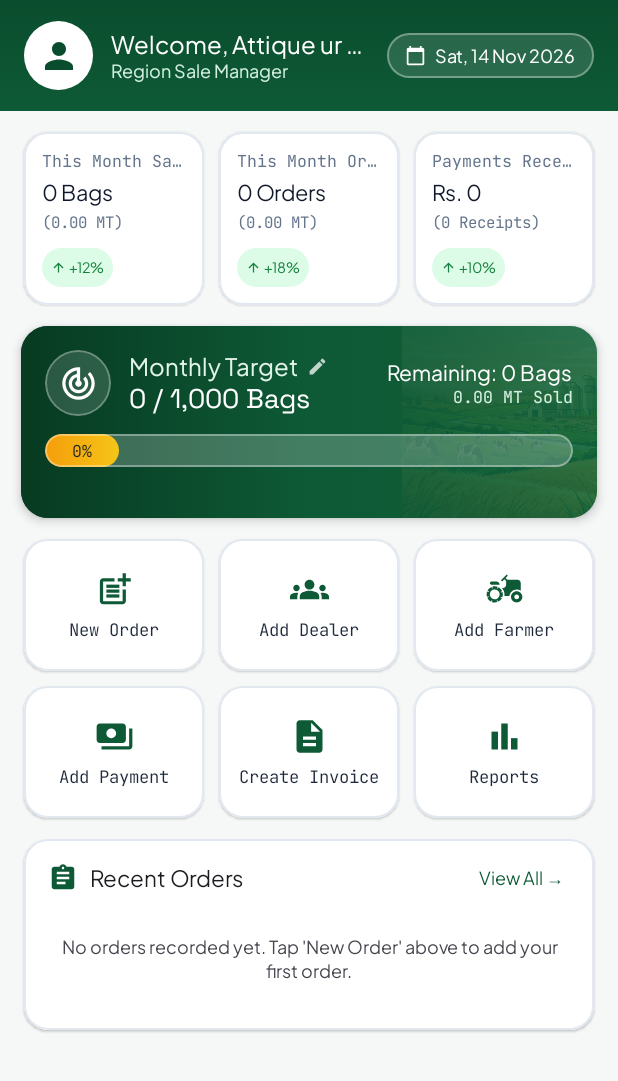
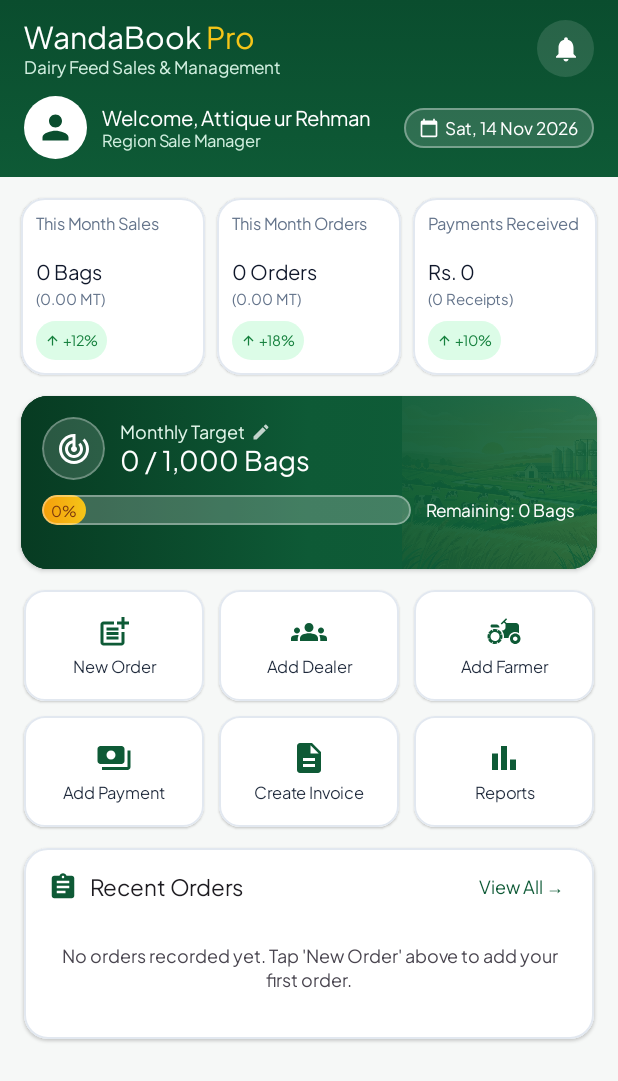
Before and after one commit to LucasAtiq/Dairy-Feed-Sale-App, an Android app built with Jetpack Compose: the composable DashboardScreen shown on its own in the app's theme, on a phone screen of 412 x 824 dp. Shown: the top 1081 px of the screen. Run offline under Robolectric (Android 15) with nearby library versions, the phone set to English and light mode, and no system bars; our stand-ins replace Room's generated code.

Commit message:
fix(ui): make Dashboard responsive across all phone screens and match clean concept

```diff
--- a/app/src/main/java/com/example/MainActivity.kt
+++ b/app/src/main/java/com/example/MainActivity.kt
@@ -113,7 +113,8 @@ fun DairyFeedAppRoot(
     Scaffold(
         modifier = Modifier.fillMaxSize(),
         topBar = {
-            TopAppBar(
+            if (uiState.activeTab != PrimaryTab.DASHBOARD) {
+                TopAppBar(
                 title = {
                     Row(
                         verticalAlignment = Alignment.CenterVertically,
@@ -228,7 +229,8 @@ fun DairyFeedAppRoot(
                     actionIconContentColor = Color.White
                 )
             )
-        },
+        }
+    },
         bottomBar = {
             WandaBookBottomNavigationBar(
                 uiState = uiState,
--- a/app/src/main/java/com/example/ui/DashboardScreen.kt
+++ b/app/src/main/java/com/example/ui/DashboardScreen.kt
@@ -27,10 +27,13 @@ import androidx.compose.ui.graphics.vector.ImageVector
 import androidx.compose.ui.layout.ContentScale
 import androidx.compose.ui.platform.testTag
 import androidx.compose.ui.res.painterResource
+import androidx.compose.ui.text.SpanStyle
+import androidx.compose.ui.text.buildAnnotatedString
 import androidx.compose.ui.text.font.FontWeight
 import androidx.compose.ui.text.input.KeyboardType
 import androidx.compose.ui.text.style.TextAlign
 import androidx.compose.ui.text.style.TextOverflow
+import androidx.compose.ui.text.withStyle
 import androidx.compose.ui.unit.dp
 import androidx.compose.ui.unit.sp
 import com.example.R
@@ -90,7 +93,7 @@ fun DashboardScreen(
         contentPadding = PaddingValues(bottom = 24.dp),
         verticalArrangement = Arrangement.spacedBy(14.dp)
     ) {
-        // 1 & 2. WELCOME SECTION + DYNAMIC DATE BANNER
+        // 1 & 2. UNIFIED BRAND HEADER + USER PROFILE + DATE BANNER (Matching ChatGPT Screen 1)
         item {
             Box(
                 modifier = Modifier
@@ -100,8 +103,72 @@ fun DashboardScreen(
                             colors = listOf(DashDarkGreen, DashPrimaryGreen)
                         )
                     )
-                    .padding(horizontal = 16.dp, vertical = 14.dp)
+                    .statusBarsPadding()
+                    .padding(horizontal = 16.dp, vertical = 12.dp)
             ) {
+                Column(
+                    modifier = Modifier.fillMaxWidth(),
+                    verticalArrangement = Arrangement.spacedBy(12.dp)
+                ) {
+                    // Row 1: App Title + Subtitle + Notification Bell
+                    Row(
+                        modifier = Modifier.fillMaxWidth(),
+                        horizontalArrangement = Arrangement.SpaceBetween,
+                        verticalAlignment = Alignment.CenterVertically
+                    ) {
+                        Column {
+                            Text(
+                                text = buildAnnotatedString {
+                                    withStyle(SpanStyle(color = Color.White, fontWeight = FontWeight.Black)) {
+                                        append("WandaBook ")
+                                    }
+                                    withStyle(SpanStyle(color = DashGoldHighlight, fontWeight = FontWeight.Black)) {
+                                        append("Pro")
+                                    }
+                                },
+                                style = MaterialTheme.typography.titleLarge.copy(fontSize = 20.sp),
+                                maxLines = 1
+                            )
+                            Text(
+                                text = "Dairy Feed Sales & Management",
+                                style = MaterialTheme.typography.bodySmall.copy(fontSize = 11.5.sp),
+                                color = Color(0xFFD2EFE0),
+                                maxLines = 1
+                            )
+                        }
+
+                        // Notification Icon with Reminder Badge
+                        BadgedBox(
+                            badge = {
+                                if (uiState.smartReminders.isNotEmpty()) {
+                                    Badge(
+                                        containerColor = Color(0xFFE53935),
+                                        contentColor = Color.White
+                                    ) {
+                                        Text("${uiState.smartReminders.size}")
+                                    }
+                                }
+                            }
+                        ) {
+                            Box(
+                                modifier = Modifier
+                                    .size(38.dp)
+                                    .clip(CircleShape)
+                                    .background(Color.White.copy(alpha = 0.12f))
+                                    .clickable { viewModel.navigateToSubModule(SubModule.REMINDERS) },
+                                contentAlignment = Alignment.Center
+                            ) {
+                                Icon(
+                                    imageVector = Icons.Default.Notifications,
+                                    contentDescription = "Notifications",
+                                    tint = Color.White,
+                                    modifier = Modifier.size(20.dp)
+                                )
+                            }
+                        }
+                    }
+
+                    // Row 2: User Profile Info + Dynamic Date Chip
                     Row(
                         modifier = Modifier.fillMaxWidth(),
                         horizontalArrangement = Arrangement.SpaceBetween,
@@ -109,12 +176,12 @@ fun DashboardScreen(
                     ) {
                         Row(
                             verticalAlignment = Alignment.CenterVertically,
-                        horizontalArrangement = Arrangement.spacedBy(12.dp),
-                        modifier = Modifier.weight(1f)
+                            horizontalArrangement = Arrangement.spacedBy(10.dp),
+                            modifier = Modifier.weight(1f, fill = false)
                         ) {
                             Box(
                                 modifier = Modifier
-                                .size(46.dp)
+                                    .size(42.dp)
                                     .clip(CircleShape)
                                     .background(Color.White),
                                 contentAlignment = Alignment.Center
@@ -123,14 +190,15 @@ fun DashboardScreen(
                                     imageVector = Icons.Default.Person,
                                     contentDescription = "User Profile",
                                     tint = DashDarkGreen,
-                                modifier = Modifier.size(28.dp)
+                                    modifier = Modifier.size(26.dp)
                                 )
                             }
                             Column {
                                 Text(
                                     text = "Welcome, Attique ur Rehman",
-                                style = MaterialTheme.typography.titleMedium.copy(
-                                    fontWeight = FontWeight.Bold
+                                    style = MaterialTheme.typography.titleSmall.copy(
+                                        fontWeight = FontWeight.Bold,
+                                        fontSize = 13.5.sp
                                     ),
                                     color = Color.White,
                                     maxLines = 1,
@@ -138,7 +206,7 @@ fun DashboardScreen(
                                 )
                                 Text(
                                     text = "Region Sale Manager",
-                                style = MaterialTheme.typography.bodySmall,
+                                    style = MaterialTheme.typography.bodySmall.copy(fontSize = 11.sp),
                                     color = Color(0xFFD2EFE0),
                                     maxLines = 1,
                                     overflow = TextOverflow.Ellipsis
@@ -146,34 +214,34 @@ fun DashboardScreen(
                             }
                         }
 
-                    Spacer(modifier = Modifier.width(8.dp))
+                        Spacer(modifier = Modifier.width(6.dp))
 
                         Surface(
-                        color = Color.White.copy(alpha = 0.12f),
+                            color = Color.White.copy(alpha = 0.14f),
                             shape = RoundedCornerShape(50),
-                        border = androidx.compose.foundation.BorderStroke(
-                            1.dp,
-                            Color.White.copy(alpha = 0.35f)
-                        )
+                            border = BorderStroke(1.dp, Color.White.copy(alpha = 0.35f))
                         ) {
                             Row(
-                            modifier = Modifier.padding(horizontal = 12.dp, vertical = 7.dp),
+                                modifier = Modifier.padding(horizontal = 10.dp, vertical = 6.dp),
                                 verticalAlignment = Alignment.CenterVertically,
-                            horizontalArrangement = Arrangement.spacedBy(6.dp)
+                                horizontalArrangement = Arrangement.spacedBy(4.dp)
                             ) {
                                 Icon(
                                     imageVector = Icons.Default.CalendarToday,
                                     contentDescription = "Current Date",
                                     tint = Color.White,
-                                modifier = Modifier.size(14.dp)
+                                    modifier = Modifier.size(13.dp)
                                 )
                                 Text(
                                     text = currentDeviceDateLabel,
                                     style = MaterialTheme.typography.labelMedium.copy(
-                                    fontWeight = FontWeight.SemiBold
+                                        fontWeight = FontWeight.SemiBold,
+                                        fontSize = 11.5.sp
                                     ),
-                                color = Color.White
+                                    color = Color.White,
+                                    maxLines = 1
                                 )
+                            }
                         }
                     }
                 }
@@ -185,8 +253,8 @@ fun DashboardScreen(
             Row(
                 modifier = Modifier
                     .fillMaxWidth()
-                    .padding(horizontal = 16.dp),
-                horizontalArrangement = Arrangement.spacedBy(10.dp)
+                    .padding(horizontal = 14.dp),
+                horizontalArrangement = Arrangement.spacedBy(8.dp)
             ) {
                 DashboardMainKpiCard(
                     title = "This Month Sales",
@@ -224,9 +292,10 @@ fun DashboardScreen(
             val progressPct = dash.achievementPercentBags.coerceIn(0.0, 100.0)
             val progressFraction = (progressPct / 100.0).toFloat().coerceIn(0f, 1f)
 
-            ElevatedCard(
+            Card(
                 shape = RoundedCornerShape(18.dp),
-                elevation = CardDefaults.elevatedCardElevation(defaultElevation = 4.dp),
+                elevation = CardDefaults.cardElevation(defaultElevation = 2.dp),
+                colors = CardDefaults.cardColors(containerColor = DashDeepGreen),
                 modifier = Modifier
                     .fillMaxWidth()
                     .padding(horizontal = 14.dp)
@@ -254,7 +323,7 @@ fun DashboardScreen(
                         modifier = Modifier
                             .align(Alignment.CenterEnd)
                             .width(130.dp)
-                            .height(128.dp)
+                            .height(115.dp)
                             .alpha(0.28f)
                     )
                     // Smooth gradient overlay to guarantee 100% crisp text contrast
@@ -275,22 +344,18 @@ fun DashboardScreen(
                     Column(
                         modifier = Modifier
                             .fillMaxWidth()
-                            .padding(16.dp),
-                        verticalArrangement = Arrangement.spacedBy(12.dp)
+                            .padding(14.dp),
+                        verticalArrangement = Arrangement.spacedBy(10.dp)
                     ) {
+                        // Row 1: Target Icon + "Monthly Target" & "50 / 1,000 Bags"
                         Row(
                             modifier = Modifier.fillMaxWidth(),
-                            horizontalArrangement = Arrangement.SpaceBetween,
-                            verticalAlignment = Alignment.CenterVertically
-                        ) {
-                            Row(
                             verticalAlignment = Alignment.CenterVertically,
-                                horizontalArrangement = Arrangement.spacedBy(12.dp),
-                                modifier = Modifier.weight(1f)
+                            horizontalArrangement = Arrangement.spacedBy(10.dp)
                         ) {
                             Box(
                                 modifier = Modifier
-                                        .size(44.dp)
+                                    .size(42.dp)
                                     .clip(CircleShape)
                                     .background(Color.White.copy(alpha = 0.14f))
                                     .border(1.dp, Color.White.copy(alpha = 0.3f), CircleShape),
@@ -300,19 +365,20 @@ fun DashboardScreen(
                                     imageVector = Icons.Default.TrackChanges,
                                     contentDescription = "Monthly Target",
                                     tint = Color.White,
-                                        modifier = Modifier.size(26.dp)
+                                    modifier = Modifier.size(24.dp)
                                 )
                             }
 
-                                Column {
+                            Column(modifier = Modifier.weight(1f)) {
                                 Row(
                                     verticalAlignment = Alignment.CenterVertically,
-                                        horizontalArrangement = Arrangement.spacedBy(6.dp)
+                                    horizontalArrangement = Arrangement.spacedBy(4.dp)
                                 ) {
                                     Text(
                                         text = "Monthly Target",
-                                            style = MaterialTheme.typography.titleMedium.copy(
-                                                fontWeight = FontWeight.SemiBold
+                                        style = MaterialTheme.typography.labelMedium.copy(
+                                            fontWeight = FontWeight.SemiBold,
+                                            fontSize = 12.sp
                                         ),
                                         color = Color(0xFFE2F5EA)
                                     )
@@ -320,40 +386,31 @@ fun DashboardScreen(
                                         imageVector = Icons.Default.Edit,
                                         contentDescription = "Edit Monthly Target",
                                         tint = Color.White.copy(alpha = 0.75f),
-                                            modifier = Modifier.size(14.dp)
+                                        modifier = Modifier.size(13.dp)
                                     )
                                 }
                                 Text(
                                     text = "${numberFormatter.format(dash.monthlyBags)} / ${numberFormatter.format(dash.monthlyTargetBags)} Bags",
-                                        style = MaterialTheme.typography.headlineSmall.copy(
-                                            fontWeight = FontWeight.ExtraBold
+                                    style = MaterialTheme.typography.titleLarge.copy(
+                                        fontWeight = FontWeight.Black,
+                                        fontSize = 18.sp
                                     ),
-                                        color = Color.White
+                                    color = Color.White,
+                                    maxLines = 1
                                 )
                             }
                         }
 
-                            Column(horizontalAlignment = Alignment.End) {
-                                Text(
-                                    text = "Remaining: ${numberFormatter.format(dash.remainingTargetBags)} Bags",
-                                    style = MaterialTheme.typography.labelLarge.copy(
-                                        fontWeight = FontWeight.Bold
-                                    ),
-                                    color = Color.White
-                                )
-                                Text(
-                                    text = "${BusinessCalculations.formatDecimal(dash.monthlyMt)} MT Sold",
-                                    style = MaterialTheme.typography.labelSmall,
-                                    color = Color(0xFFD2EFE0)
-                                )
-                            }
-                        }
-
-                        // Gold Progress Bar with Percentage Badge
+                        // Row 2: Progress Bar + Remaining Bags
+                        Row(
+                            modifier = Modifier.fillMaxWidth(),
+                            verticalAlignment = Alignment.CenterVertically,
+                            horizontalArrangement = Arrangement.spacedBy(10.dp)
+                        ) {
                             Box(
                                 modifier = Modifier
-                                .fillMaxWidth()
-                                .height(22.dp)
+                                    .weight(1f)
+                                    .height(20.dp)
                                     .clip(RoundedCornerShape(50))
                                     .background(Color.White.copy(alpha = 0.22f))
                                     .border(1.dp, Color.White.copy(alpha = 0.35f), RoundedCornerShape(50))
@@ -361,7 +418,7 @@ fun DashboardScreen(
                                 Box(
                                     modifier = Modifier
                                         .fillMaxHeight()
-                                    .fillMaxWidth(progressFraction.coerceAtLeast(0.14f))
+                                        .fillMaxWidth(progressFraction.coerceAtLeast(0.12f))
                                         .clip(RoundedCornerShape(50))
                                         .background(
                                             Brush.horizontalGradient(
@@ -376,11 +433,23 @@ fun DashboardScreen(
                                     Text(
                                         text = "${progressPct.roundToInt()}%",
                                         style = MaterialTheme.typography.labelSmall.copy(
-                                        fontWeight = FontWeight.ExtraBold
+                                            fontWeight = FontWeight.ExtraBold,
+                                            fontSize = 10.sp
                                         ),
-                                    color = Color(0xFF1B241E)
+                                        color = Color(0xFF78350F)
                                     )
                                 }
+                            }
+
+                            Text(
+                                text = "Remaining: ${numberFormatter.format(dash.remainingTargetBags)} Bags",
+                                style = MaterialTheme.typography.labelSmall.copy(
+                                    fontWeight = FontWeight.Bold,
+                                    fontSize = 11.5.sp
+                                ),
+                                color = Color.White,
+                                maxLines = 1
+                            )
                         }
                     }
                 }
@@ -413,10 +482,10 @@ fun DashboardScreen(
                             Card(
                                 modifier = Modifier
                                     .weight(1f)
-                                    .height(88.dp)
+                                    .height(74.dp)
                                     .clickable { onQuickAction(actionKey) }
                                     .testTag("quick_action_${actionKey.lowercase()}"),
-                                shape = RoundedCornerShape(16.dp),
+                                shape = RoundedCornerShape(14.dp),
                                 colors = CardDefaults.cardColors(
                                     containerColor = if (isDark) MaterialTheme.colorScheme.surface else Color.White
                                 ),
@@ -429,7 +498,7 @@ fun DashboardScreen(
                                 Column(
                                     modifier = Modifier
                                         .fillMaxSize()
-                                        .padding(horizontal = 4.dp, vertical = 8.dp),
+                                        .padding(horizontal = 4.dp, vertical = 6.dp),
                                     horizontalAlignment = Alignment.CenterHorizontally,
                                     verticalArrangement = Arrangement.Center
                                 ) {
@@ -437,14 +506,14 @@ fun DashboardScreen(
                                         imageVector = icon,
                                         contentDescription = label,
                                         tint = if (isDark) Color(0xFF4ADE80) else DashPrimaryGreen,
-                                        modifier = Modifier.size(26.dp)
+                                        modifier = Modifier.size(24.dp)
                                     )
-                                    Spacer(modifier = Modifier.height(6.dp))
+                                    Spacer(modifier = Modifier.height(4.dp))
                                     Text(
                                         text = label,
-                                        style = MaterialTheme.typography.labelSmall.copy(
+                                        style = MaterialTheme.typography.bodySmall.copy(
                                             fontWeight = FontWeight.Bold,
-                                            fontSize = 11.5.sp
+                                            fontSize = 11.sp
                                         ),
                                         color = if (isDark) Color(0xFFE2E8F0) else Color(0xFF1E293B),
                                         textAlign = TextAlign.Center,
@@ -722,17 +791,19 @@ private fun DashboardMainKpiCard(
         Column(
             modifier = Modifier
                 .fillMaxWidth()
-                .padding(12.dp),
-            verticalArrangement = Arrangement.spacedBy(4.dp)
+                .padding(10.dp),
+            verticalArrangement = Arrangement.spacedBy(3.dp)
         ) {
             Text(
                 text = title,
-                style = MaterialTheme.typography.labelSmall.copy(
-                    fontWeight = FontWeight.SemiBold,
-                    fontSize = 11.sp
+                style = MaterialTheme.typography.bodySmall.copy(
+                    fontWeight = FontWeight.Bold,
+                    fontSize = 11.sp,
+                    lineHeight = 13.sp
                 ),
                 color = if (isDark) Color(0xFF94A3B8) else Color(0xFF64748B),
-                maxLines = 1,
+                maxLines = 2,
+                minLines = 2,
                 overflow = TextOverflow.Ellipsis
             )
 
@@ -740,7 +811,7 @@ private fun DashboardMainKpiCard(
                 text = primaryValue,
                 style = MaterialTheme.typography.titleMedium.copy(
                     fontWeight = FontWeight.ExtraBold,
-                    fontSize = 14.5.sp
+                    fontSize = 13.5.sp
                 ),
                 color = if (isDark) Color.White else Color(0xFF0F172A),
                 maxLines = 1,
@@ -749,8 +820,8 @@ private fun DashboardMainKpiCard(
 
             Text(
                 text = secondaryValue,
-                style = MaterialTheme.typography.labelSmall.copy(
-                    fontSize = 10.5.sp
+                style = MaterialTheme.typography.bodySmall.copy(
+                    fontSize = 10.sp
                 ),
                 color = if (isDark) Color(0xFFCBD5E1) else Color(0xFF64748B),
                 maxLines = 1,
--- a/app/src/main/java/com/example/ui/theme/Type.kt
+++ b/app/src/main/java/com/example/ui/theme/Type.kt
@@ -108,7 +108,7 @@ val Typography = Typography(
         lineHeight = 16.sp
     ),
     labelSmall = TextStyle(
-        fontFamily = JetBrainsMonoFamily,
+        fontFamily = PlusJakartaFamily,
         fontWeight = FontWeight.Medium,
         fontSize = 11.sp,
         lineHeight = 15.sp
```
Lines whose indentation alone changed are shown as unchanged.
